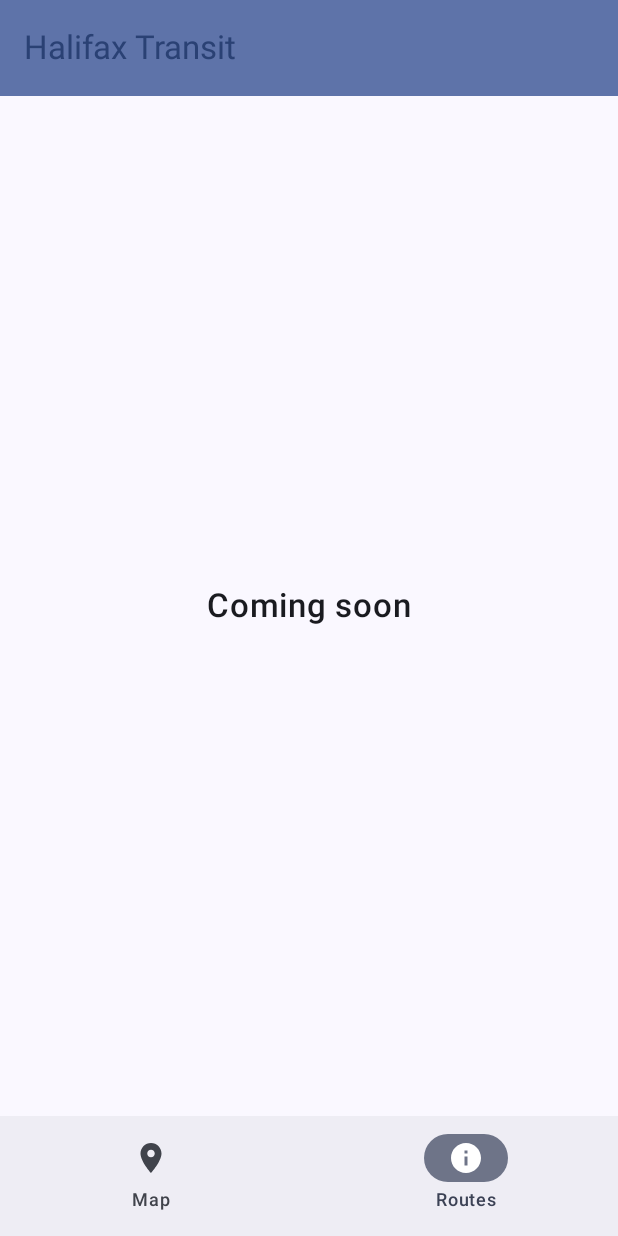
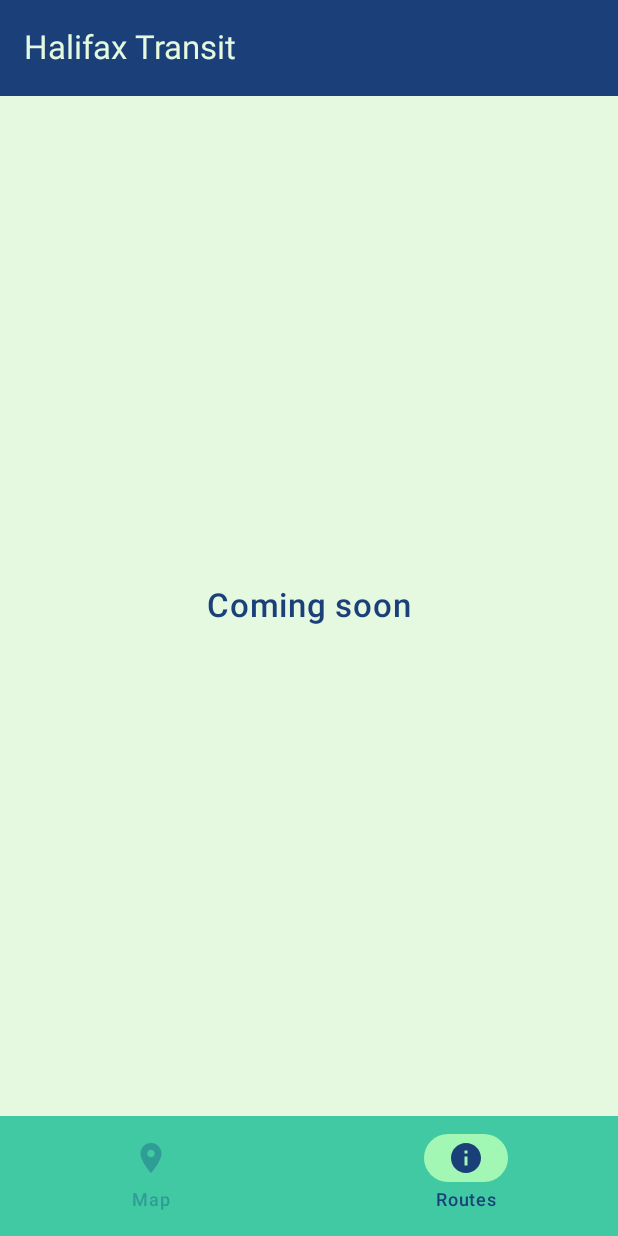
Before and after one commit to Luc-brou/Final-Project--Mobile-Dev, an Android app built with Jetpack Compose: the screen it shows after launch (MainActivity), item 2 of the bottom bar chosen, on a phone screen of 412 x 824 dp. Run offline under Robolectric (Android 15) with nearby library versions, the phone set to English and light mode, and no system bars; libraries missing offline, so code that uses them is left out: com.google.transit.realtime, com.mapbox.geojson, com.mapbox.maps; 7 statements that could not run were skipped.

Commit message:
Themes updated

```diff
--- a/app/build.gradle.kts
+++ b/app/build.gradle.kts
@@ -50,6 +50,7 @@ dependencies {
     implementation(libs.androidx.compose.ui.tooling.preview)
     implementation(libs.androidx.compose.material3)
     implementation(libs.androidx.navigation.compose)
+    implementation(libs.androidx.ui.graphics)
     testImplementation(libs.junit)
     androidTestImplementation(libs.androidx.junit)
     androidTestImplementation(libs.androidx.espresso.core)
@@ -62,6 +63,10 @@ dependencies {
     implementation("com.mapbox.maps:android-ndk27:11.16.2")
     implementation("com.mapbox.extension:maps-compose-ndk27:11.16.2")
 
+    //
+    implementation("androidx.compose.material3:material3:1.3.0")   // or latest stable
+    implementation("com.google.android.material:material:1.12.0")  // Material Components
+
     // GTFS transit feed - https://gtfs.org/realtime/language-bindings/java/
     implementation(group = "org.mobilitydata", name= "gtfs-realtime-bindings", version= "0.0.8")
 }
--- a/app/src/main/java/com/example/halifaxtransit/MainActivity.kt
+++ b/app/src/main/java/com/example/halifaxtransit/MainActivity.kt
@@ -25,6 +25,7 @@ import androidx.compose.material3.MaterialTheme
 import androidx.compose.material.icons.Icons
 import androidx.compose.material.icons.filled.Info
 import androidx.compose.material.icons.filled.Place
+import androidx.compose.material3.NavigationBarItemDefaults
 import androidx.compose.runtime.LaunchedEffect
 import androidx.compose.runtime.getValue
 import androidx.compose.runtime.collectAsState
@@ -39,6 +40,11 @@ import androidx.navigation.compose.rememberNavController
 import com.example.halifaxtransit.ui.theme.HalifaxTransitTheme
 import com.example.halifaxtransit.screens.BusMapScreen
 import com.example.halifaxtransit.screens.RoutesScreen
+import com.example.halifaxtransit.ui.theme.FrostedMint
+import com.example.halifaxtransit.ui.theme.LightGreen
+import com.example.halifaxtransit.ui.theme.MintLeaf
+import com.example.halifaxtransit.ui.theme.RegalNavy
+import com.example.halifaxtransit.ui.theme.Verdigris
 import kotlin.getValue
 
 class MainActivity : ComponentActivity() {
@@ -97,7 +103,9 @@ class MainActivity : ComponentActivity() {
                     modifier = Modifier.fillMaxSize(),
                     topBar = { TopBarContent() },
                     bottomBar = {
-                        NavigationBar {
+                        NavigationBar(
+                            containerColor = MintLeaf // background of the bottom bar
+                        ) {
                             NavigationBarItem(
                                 selected = currentRoute == "map",
                                 onClick = {
@@ -107,7 +115,14 @@ class MainActivity : ComponentActivity() {
                                     }
                                 },
                                 icon = { Icon(Icons.Default.Place, contentDescription = "Map") },
-                                label = { Text("Map") }
+                                label = { Text("Map") },
+                                colors = NavigationBarItemDefaults.colors(
+                                    selectedIconColor = RegalNavy,
+                                    selectedTextColor = RegalNavy,
+                                    unselectedIconColor = Verdigris,
+                                    unselectedTextColor = Verdigris,
+                                    indicatorColor = LightGreen // highlight behind selected item
+                                )
                             )
                             NavigationBarItem(
                                 selected = currentRoute == "routes",
@@ -118,7 +133,14 @@ class MainActivity : ComponentActivity() {
                                     }
                                 },
                                 icon = { Icon(Icons.Default.Info, contentDescription = "Routes") },
-                                label = { Text("Routes") }
+                                label = { Text("Routes") },
+                                colors = NavigationBarItemDefaults.colors(
+                                    selectedIconColor = RegalNavy,
+                                    selectedTextColor = RegalNavy,
+                                    unselectedIconColor = Verdigris,
+                                    unselectedTextColor = Verdigris,
+                                    indicatorColor = LightGreen
+                                )
                             )
                         }
                     }
@@ -145,13 +167,11 @@ class MainActivity : ComponentActivity() {
     @Composable
     fun TopBarContent() {
         TopAppBar(
+            title = { Text("Halifax Transit") },
             colors = TopAppBarDefaults.topAppBarColors(
-                containerColor = MaterialTheme.colorScheme.primaryContainer,
-                titleContentColor = MaterialTheme.colorScheme.primary,
-            ),
-            title = {
-                Text("Halifax Transit")
-            }
+                containerColor = RegalNavy,
+                titleContentColor = FrostedMint
+            )
         )
     }
 }
--- a/app/src/main/java/com/example/halifaxtransit/ui/theme/Color.kt
+++ b/app/src/main/java/com/example/halifaxtransit/ui/theme/Color.kt
@@ -2,10 +2,8 @@ package com.example.halifaxtransit.ui.theme
 
 import androidx.compose.ui.graphics.Color
 
-val Purple80 = Color(0xFFD0BCFF)
-val PurpleGrey80 = Color(0xFFCCC2DC)
-val Pink80 = Color(0xFFEFB8C8)
-
-val Purple40 = Color(0xFF6650a4)
-val PurpleGrey40 = Color(0xFF625b71)
-val Pink40 = Color(0xFF7D5260)
+val FrostedMint = Color(0xFFE5F9E0)   // #e5f9e0ff
+val LightGreen  = Color(0xFFA3F7B5)   // #a3f7b5ff
+val MintLeaf    = Color(0xFF40C9A2)   // #40c9a2ff
+val Verdigris   = Color(0xFF2F9C95)   // #2f9c95ff
+val RegalNavy   = Color(0xFF1B4079)   // #1b4079ff
--- a/app/src/main/java/com/example/halifaxtransit/ui/theme/Theme.kt
+++ b/app/src/main/java/com/example/halifaxtransit/ui/theme/Theme.kt
@@ -1,57 +1,26 @@
 package com.example.halifaxtransit.ui.theme
 
-import android.app.Activity
-import android.os.Build
-import androidx.compose.foundation.isSystemInDarkTheme
+import androidx.compose.material3.lightColorScheme
 import androidx.compose.material3.MaterialTheme
-import androidx.compose.material3.darkColorScheme
-import androidx.compose.material3.dynamicDarkColorScheme
-import androidx.compose.material3.dynamicLightColorScheme
-import androidx.compose.material3.lightColorScheme
 import androidx.compose.runtime.Composable
-import androidx.compose.ui.platform.LocalContext
+import androidx.compose.ui.graphics.Color
 
-private val DarkColorScheme = darkColorScheme(
-    primary = Purple80,
-    secondary = PurpleGrey80,
-    tertiary = Pink80
-)
-
-private val LightColorScheme = lightColorScheme(
-    primary = Purple40,
-    secondary = PurpleGrey40,
-    tertiary = Pink40
-
-    /* Other default colors to override
-    background = Color(0xFFFFFBFE),
-    surface = Color(0xFFFFFBFE),
+private val HalifaxTransitColorScheme = lightColorScheme(
+    primary = MintLeaf,
     onPrimary = Color.White,
-    onSecondary = Color.White,
-    onTertiary = Color.White,
-    onBackground = Color(0xFF1C1B1F),
-    onSurface = Color(0xFF1C1B1F),
-    */
+    secondary = LightGreen,
+    onSecondary = RegalNavy,
+    tertiary = Verdigris,
+    background = FrostedMint,
+    onBackground = RegalNavy,
+    surface = FrostedMint,
+    onSurface = RegalNavy
 )
 
 @Composable
-fun HalifaxTransitTheme(
-    darkTheme: Boolean = isSystemInDarkTheme(),
-    // Dynamic color is available on Android 12+
-    dynamicColor: Boolean = true,
-    content: @Composable () -> Unit
-) {
-    val colorScheme = when {
-        dynamicColor && Build.VERSION.SDK_INT >= Build.VERSION_CODES.S -> {
-            val context = LocalContext.current
-            if (darkTheme) dynamicDarkColorScheme(context) else dynamicLightColorScheme(context)
-        }
-
-        darkTheme -> DarkColorScheme
-        else -> LightColorScheme
-    }
-
+fun HalifaxTransitTheme(content: @Composable () -> Unit) {
     MaterialTheme(
-        colorScheme = colorScheme,
+        colorScheme = HalifaxTransitColorScheme,
         typography = Typography,
         content = content
     )
--- /dev/null
+++ b/app/src/main/res/drawable/baseline_directions_bus_24.xml
@@ -0,0 +1,5 @@
+<vector xmlns:android="http://schemas.android.com/apk/res/android" android:height="24dp" android:tint="#000000" android:viewportHeight="24" android:viewportWidth="24" android:width="24dp">
+
+    <path android:fillColor="@android:color/white" android:pathData="M4,16c0,0.88 0.39,1.67 1,2.22L5,20c0,0.55 0.45,1 1,1h1c0.55,0 1,-0.45 1,-1v-1h8v1c0,0.55 0.45,1 1,1h1c0.55,0 1,-0.45 1,-1v-1.78c0.61,-0.55 1,-1.34 1,-2.22L20,6c0,-3.5 -3.58,-4 -8,-4s-8,0.5 -8,4v10zM7.5,17c-0.83,0 -1.5,-0.67 -1.5,-1.5S6.67,14 7.5,14s1.5,0.67 1.5,1.5S8.33,17 7.5,17zM16.5,17c-0.83,0 -1.5,-0.67 -1.5,-1.5s0.67,-1.5 1.5,-1.5 1.5,0.67 1.5,1.5 -0.67,1.5 -1.5,1.5zM18,11L6,11L6,6h12v5z"/>
+
+</vector>
--- a/app/src/main/res/values/colors.xml
+++ b/app/src/main/res/values/colors.xml
@@ -1,10 +1,13 @@
 <?xml version="1.0" encoding="utf-8"?>
 <resources>
-    <color name="purple_200">#FFBB86FC</color>
-    <color name="purple_500">#FF6200EE</color>
-    <color name="purple_700">#FF3700B3</color>
-    <color name="teal_200">#FF03DAC5</color>
-    <color name="teal_700">#FF018786</color>
-    <color name="black">#FF000000</color>
-    <color name="white">#FFFFFFFF</color>
+    <!-- Halifax Transit custom palette -->
+    <color name="frosted_mint">#E5F9E0</color>
+    <color name="light_green">#A3F7B5</color>
+    <color name="mint_leaf">#40C9A2</color>
+    <color name="verdigris">#2F9C95</color>
+    <color name="regal_navy">#1B4079</color>
+
+    <!-- Keep black/white for contrast if needed -->
+    <color name="black">#000000</color>
+    <color name="white">#FFFFFF</color>
 </resources>
--- a/app/src/main/res/values/themes.xml
+++ b/app/src/main/res/values/themes.xml
@@ -1,5 +1,23 @@
 <?xml version="1.0" encoding="utf-8"?>
 <resources>
 
-    <style name="Theme.HalifaxTransit" parent="android:Theme.Material.Light.NoActionBar" />
+    <!-- Halifax Transit custom theme using Material3 -->
+    <style name="Theme.HalifaxTransit" parent="Theme.Material3.Light.NoActionBar">
+        <!-- Override with your Coolors palette -->
+        <item name="colorPrimary">@color/mint_leaf</item>
+        <item name="colorOnPrimary">@color/white</item>
+
+        <item name="colorSecondary">@color/light_green</item>
+        <item name="colorOnSecondary">@color/regal_navy</item>
+
+        <item name="colorTertiary">@color/verdigris</item>
+        <item name="colorOnTertiary">@color/white</item>
+
+        <item name="android:colorBackground">@color/frosted_mint</item>
+        <item name="colorOnBackground">@color/regal_navy</item>
+
+        <item name="colorSurface">@color/frosted_mint</item>
+        <item name="colorOnSurface">@color/regal_navy</item>
+    </style>
+
 </resources>
--- a/gradle/libs.versions.toml
+++ b/gradle/libs.versions.toml
@@ -9,6 +9,7 @@ lifecycleRuntimeKtx = "2.9.4"
 activityCompose = "1.11.0"
 composeBom = "2024.09.00"
 navigationCompose = "2.9.6"
+uiGraphics = "1.9.5"
 
 [libraries]
 androidx-core-ktx = { group = "androidx.core", name = "core-ktx", version.ref = "coreKtx" }
@@ -26,6 +27,7 @@ androidx-compose-ui-test-manifest = { group = "androidx.compose.ui", name = "ui-
 androidx-compose-ui-test-junit4 = { group = "androidx.compose.ui", name = "ui-test-junit4" }
 androidx-compose-material3 = { group = "androidx.compose.material3", name = "material3" }
 androidx-navigation-compose = { group = "androidx.navigation", name = "navigation-compose", version.ref = "navigationCompose" }
+androidx-ui-graphics = { group = "androidx.compose.ui", name = "ui-graphics", version.ref = "uiGraphics" }
 
 [plugins]
 android-application = { id = "com.android.application", version.ref = "agp" }
```
